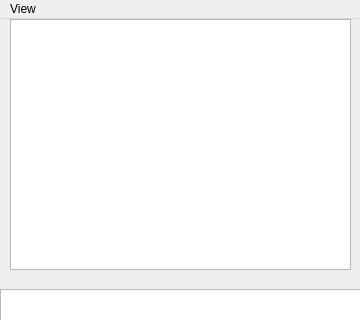
The window that TheApp/chat.ui (krishna0512/drf) describes before a commit, drawn with Qt 5; both pictures show x 0 to 360 and y 0 to 320 of the 360 by 596 pixel window.
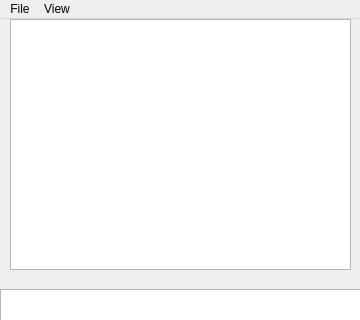
The same window after the commit.

Commit message: updated the chat menu

```diff
--- a/TheApp/chat.ui
+++ b/TheApp/chat.ui
@@ -152,6 +152,13 @@
     <addaction name="menuTimed"/>
     <addaction name="menuThreaded"/>
    </widget>
+   <widget class="QMenu" name="menuFile">
+    <property name="title">
+     <string>File</string>
+    </property>
+    <addaction name="menuExit"/>
+   </widget>
+   <addaction name="menuFile"/>
    <addaction name="menuView"/>
   </widget>
   <widget class="QStatusBar" name="statusbar"/>
```
Left out of the diff: 5 changed lines with no effect on the pictures. The commit also changes 3 other files.
